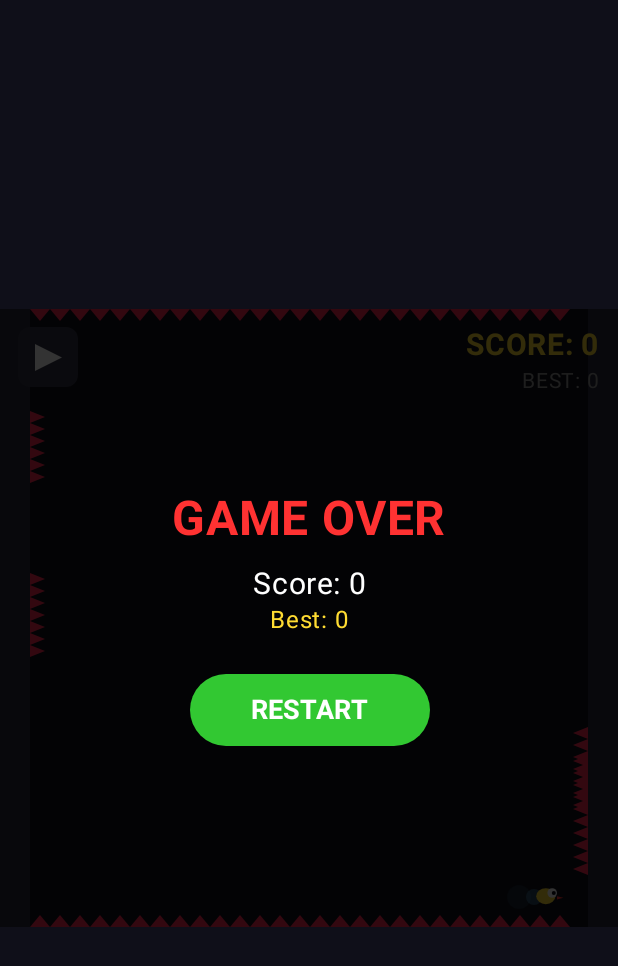
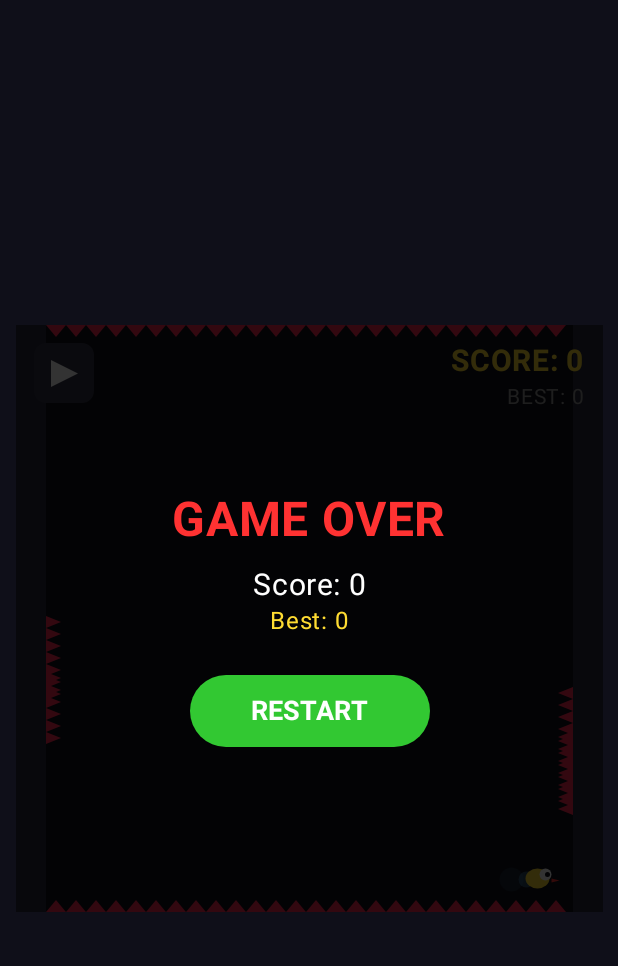
Before and after one commit to maksimproskurakov240-sys/text-translate, an Android app built with Jetpack Compose: the screen it shows after launch (MainActivity), on a phone screen of 412 x 824 dp. Shown: the top 966 px of the screen. Run offline under Robolectric (Android 15) with nearby library versions, the phone set to English and light mode, and no system bars; libraries missing offline, so code that uses them is left out: android.content, android.content.res, android.net, android.os, android.provider and 11 more; 1 statement that could not run was skipped.

Commit message:
Update MainActivity.kt

```diff
--- a/.github/workflows/app/src/main/java/com/example/remotetts/MainActivity.kt
+++ b/.github/workflows/app/src/main/java/com/example/remotetts/MainActivity.kt
@@ -27,6 +27,7 @@ import androidx.compose.ui.Modifier
 import androidx.compose.ui.geometry.Offset
 import androidx.compose.ui.geometry.Size
 import androidx.compose.ui.graphics.Color
+import androidx.compose.ui.graphics.Path
 import androidx.compose.ui.graphics.drawscope.DrawScope
 import androidx.compose.ui.input.pointer.pointerInput
 import androidx.compose.ui.platform.LocalConfiguration
@@ -118,8 +119,16 @@ fun GameScreen() {
     val context = LocalContext.current
     val prefs = remember { context.getSharedPreferences("game_prefs", Context.MODE_PRIVATE) }
     val gson = remember { Gson() }
+
     val configuration = LocalConfiguration.current
-    val squareSize = minOf(configuration.screenWidthDp, configuration.screenHeightDp).dp
+    // Принудительный портретный режим, если телефон повернут
+    val isLandscape = configuration.orientation == Configuration.ORIENTATION_LANDSCAPE
+
+    // Вычисляем размер квадрата с отступами от краев
+    val screenWidth = configuration.screenWidthDp
+    val screenHeight = configuration.screenHeightDp
+    // Берем 90% от меньшей стороны, чтобы был отступ
+    val squareSize = (minOf(screenWidth, screenHeight) * 0.95).dp
 
     fun loadProgress(): GameProgress {
         val raw = prefs.getString("progress", null) ?: return GameProgress()
@@ -158,7 +167,8 @@ fun GameScreen() {
                 start to (start + height)
             }
         }
-        spikesLeft = gen(); spikesRight = gen()
+        spikesLeft = gen()
+        spikesRight = gen()
     }
 
     fun resetGame() {
@@ -194,11 +204,16 @@ fun GameScreen() {
         }
     }
 
+    // Основной контейнер, который центрирует игру
     Box(modifier = Modifier.fillMaxSize(), contentAlignment = Alignment.Center) {
+        // Квадратное игровое поле
         Box(
-            modifier = Modifier.size(squareSize).background(Color(0xFF0F0F19)).pointerInput(Unit) {
-                detectTapGestures { if (!isGameOver && !isPaused) birdVy = -8f }
-            }
+            modifier = Modifier
+                .size(squareSize)
+                .background(Color(0xFF0F0F19))
+                .pointerInput(Unit) {
+                    detectTapGestures { if (!isGameOver && !isPaused) birdVy = -8f }
+                }
         ) {
             Canvas(modifier = Modifier.fillMaxSize()) {
                 if (!isInitialized) {
@@ -206,26 +221,38 @@ fun GameScreen() {
                     birdX = size.width / 2f; birdY = size.height / 2f
                     isInitialized = true
                 }
+
                 val wallThickness = 30f
+                // Стены
                 drawRect(Color(0xFF28283C), size = Size(wallThickness, size.height))
                 drawRect(Color(0xFF28283C), topLeft = Offset(size.width - wallThickness, 0f), size = Size(wallThickness, size.height))
+
+                // Отрисовка шипов (левая и правая стены)
                 drawSpikes(spikesLeft, isLeft = true, screenHeight = size.height)
                 drawSpikes(spikesRight, isLeft = false, screenHeight = size.height)
+
+                // Верхние и нижние шипы
                 for (x in 30..(size.width.toInt() - 50) step 20) {
-                    drawPath(androidx.compose.ui.graphics.Path().apply { moveTo(x.toFloat(), 0f); lineTo(x + 20f, 0f); lineTo(x + 10f, 12f); close() }, color = Color(0xFFFF2850))
-                    drawPath(androidx.compose.ui.graphics.Path().apply { moveTo(x.toFloat(), size.height); lineTo(x + 20f, size.height); lineTo(x + 10f, size.height - 12f); close() }, color = Color(0xFFFF2850))
+                    drawPath(Path().apply { moveTo(x.toFloat(), 0f); lineTo(x + 20f, 0f); lineTo(x + 10f, 12f); close() }, color = Color(0xFFFF2850))
+                    drawPath(Path().apply { moveTo(x.toFloat(), size.height); lineTo(x + 20f, size.height); lineTo(x + 10f, size.height - 12f); close() }, color = Color(0xFFFF2850))
                 }
+
+                // Шлейф
                 val trailColor = Color(0xFF64C8FF).copy(alpha = 0.3f)
                 drawCircle(trailColor, radius = 8f, center = Offset(birdX - direction * 15f, birdY))
                 drawCircle(trailColor.copy(alpha = 0.1f), radius = 12f, center = Offset(birdX - direction * 30f, birdY))
-                drawSkin(progress.currentSkin, birdX, birdY, direction, scale = 0.8f)
+
+                // Сама птица
+                drawSkin(progress.currentSkin, birdX, birdY, direction, scale = 1.0f)
             }
 
+            // Счет (поверх квадрата)
             Column(modifier = Modifier.align(Alignment.TopEnd).padding(12.dp), horizontalAlignment = Alignment.End) {
                 Text("SCORE: $totalScore", color = Color(0xFFFFDC32), fontSize = 20.sp, fontWeight = FontWeight.Bold)
                 Text("BEST: ${maxOf(progress.bestScore, totalScore)}", color = Color(0xFF969696), fontSize = 14.sp)
             }
 
+            // Кнопка паузы
             Box(
                 modifier = Modifier.align(Alignment.TopStart).padding(12.dp).size(40.dp).background(Color(0xFF323246), RoundedCornerShape(8.dp)).clickable { isPaused = !isPaused },
                 contentAlignment = Alignment.Center
@@ -237,12 +264,13 @@ fun GameScreen() {
                         Box(Modifier.width(4.dp).height(18.dp).background(Color.White))
                     }
                 } else {
-                    androidx.compose.foundation.Canvas(Modifier.size(18.dp)) {
-                        drawPath(androidx.compose.ui.graphics.Path().apply { moveTo(0f, 0f); lineTo(0f, size.height); lineTo(size.width, size.height / 2f); close() }, color = Color.White)
+                    Canvas(Modifier.size(18.dp)) {
+                        drawPath(Path().apply { moveTo(0f, 0f); lineTo(0f, size.height); lineTo(size.width, size.height / 2f); close() }, color = Color.White)
                     }
                 }
             }
 
+            // Меню паузы
             if (isPaused) {
                 Box(modifier = Modifier.fillMaxSize().background(Color(0xEE1E1E28)).pointerInput(Unit) { detectTapGestures { } }) {
                     Column(modifier = Modifier.fillMaxSize().padding(16.dp), horizontalAlignment = Alignment.CenterHorizontally) {
@@ -276,6 +304,7 @@ fun GameScreen() {
                 }
             }
 
+            // Экран смерти
             if (isGameOver && !isPaused) {
                 Box(modifier = Modifier.fillMaxSize().background(Color(0xCC000000)).pointerInput(Unit) { detectTapGestures { } }, contentAlignment = Alignment.Center) {
                     Column(horizontalAlignment = Alignment.CenterHorizontally) {
@@ -298,7 +327,7 @@ fun DrawScope.drawSpikes(spikes: List<Pair<Float, Float>>, isLeft: Boolean, scre
     for ((start, end) in spikes) {
         var y = start
         while (y < end) {
-            val path = androidx.compose.ui.graphics.Path()
+            val path = Path()
             if (isLeft) { path.moveTo(30f, y); path.lineTo(30f, y + 12f); path.lineTo(45f, y + 6f) }
             else { path.moveTo(size.width - 30f, y); path.lineTo(size.width - 30f, y + 12f); path.lineTo(size.width - 45f, y + 6f) }
             path.close()
@@ -328,14 +357,14 @@ fun DrawScope.drawSkin(skin: String, x: Float, y: Float, direction: Int, scale:
             drawOval(Color(0xFFFFAA28), Offset(left + 4f * scale, top + 4f * scale), Size(24f * scale, 20f * scale))
             drawCircle(Color(0xFFFF641E), radius = 6f * scale, center = Offset(left + if (direction == 1) 24f * scale else 16f * scale, top + 10f * scale))
             drawCircle(Color(0xFF0F0F19), radius = 2.5f * scale, center = Offset(left + if (direction == 1) 26f * scale else 14f * scale, top + 10f * scale))
-            drawPath(androidx.compose.ui.graphics.Path().apply {
+            drawPath(Path().apply {
                 if (direction == 1) { moveTo(left + 30f * scale, top + 11f * scale); lineTo(left + 38f * scale, top + 14f * scale); lineTo(left + 30f * scale, top + 17f * scale) }
                 else { moveTo(left + 10f * scale, top + 11f * scale); lineTo(left + 2f * scale, top + 14f * scale); lineTo(left + 10f * scale, top + 17f * scale) }
             }, color = Color(0xFF32C832))
         }
         "cat" -> {
             drawOval(Color(0xFF9696A0), Offset(left + 4f * scale, top + 8f * scale), Size(24f * scale, 20f * scale))
-            drawPath(androidx.compose.ui.graphics.Path().apply {
+            drawPath(Path().apply {
                 moveTo(left + 16f * scale, top + 8f * scale); lineTo(left + 12f * scale, top - 4f * scale); lineTo(left + 24f * scale, top + 4f * scale)
             }, color = Color(0xFF9696A0))
             drawOval(Color(0xFF00FF00), Offset(left + 22f * scale, top + 10f * scale), Size(5f * scale, 6f * scale))
@@ -344,7 +373,7 @@ fun DrawScope.drawSkin(skin: String, x: Float, y: Float, direction: Int, scale:
             drawOval(Color(0xFFFFDC32), Offset(left + 4f * scale, top + 4f * scale), Size(24f * scale, 20f * scale))
             drawCircle(Color.White, radius = 6f * scale, center = Offset(left + if (direction == 1) 24f * scale else 16f * scale, top + 10f * scale))
             drawCircle(Color(0xFF0F0F19), radius = 2.5f * scale, center = Offset(left + if (direction == 1) 26f * scale else 14f * scale, top + 10f * scale))
-            drawPath(androidx.compose.ui.graphics.Path().apply {
+            drawPath(Path().apply {
                 if (direction == 1) { moveTo(left + 30f * scale, top + 14f * scale); lineTo(left + 38f * scale, top + 16f * scale); lineTo(left + 30f * scale, top + 18f * scale) }
                 else { moveTo(left + 10f * scale, top + 14f * scale); lineTo(left + 2f * scale, top + 16f * scale); lineTo(left + 10f * scale, top + 18f * scale) }
             }, color = Color(0xFFFF3232))
```
